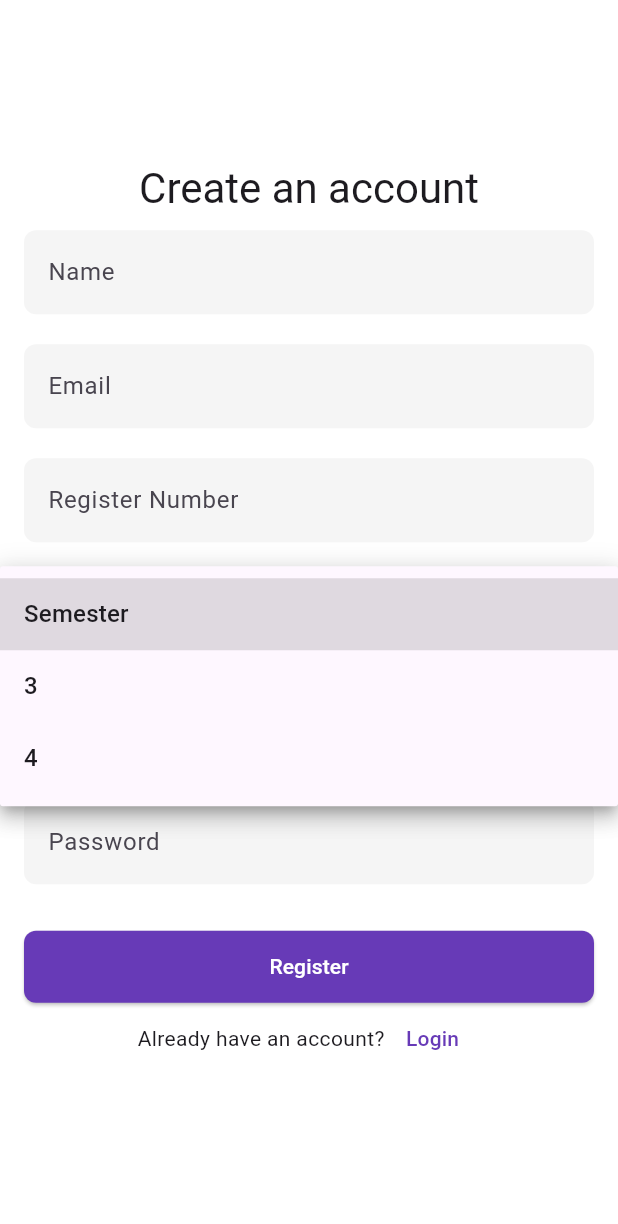
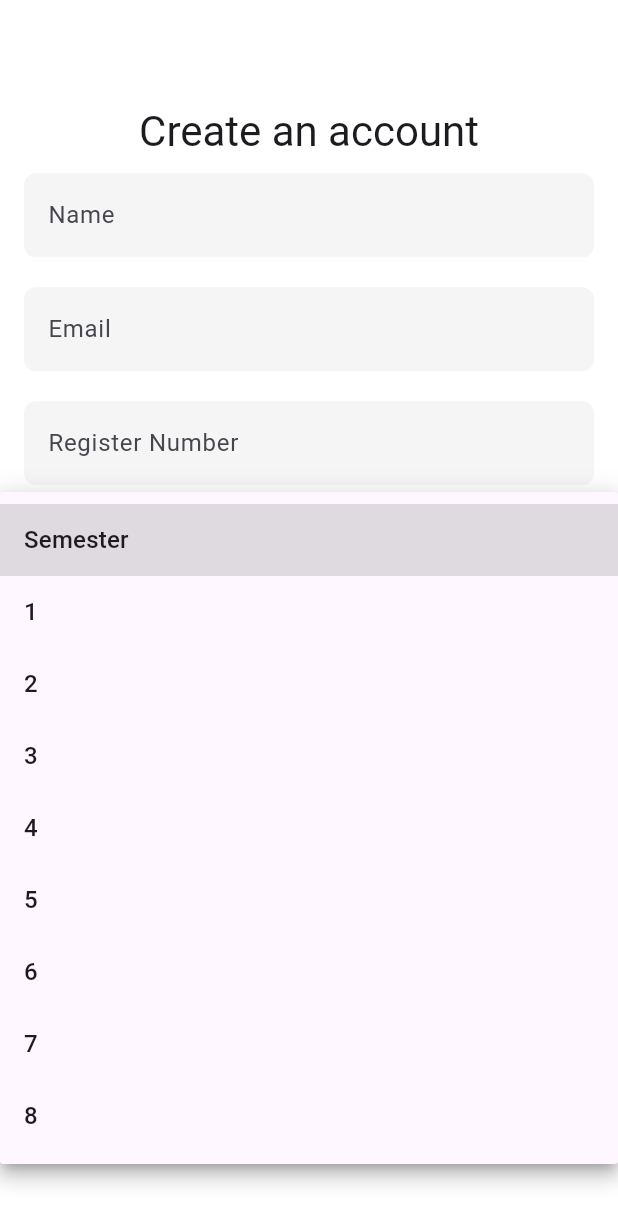
Before and after one commit to Sockalingam29/Bluetooth-Attendance-App-B-Tap, a Flutter app: the Register screen opened by its route, after a tap on "Semester", on a phone screen of 412 x 824 dp. Shown: the top 1224 px of the screen. Run offline on Flutter 3.47's test engine with Material 3 defaults, Android fonts, the phone set to English and light mode, and no system bars; our stand-ins replace cloud_firestore, csv, firebase_auth, firebase_core, get, permission_handler; missing offline and left inert: checkmark, nearby_connections; accounts and stored records are empty.

Commit message:
add all sems, confirm pwd field in register

```diff
--- a/lib/pages/register_page.dart
+++ b/lib/pages/register_page.dart
@@ -22,13 +22,24 @@ class _RegisterState extends State<Register> {
   final TextEditingController _nameCtrl = TextEditingController();
   final TextEditingController _emailCtrl = TextEditingController();
   final TextEditingController _passwordCtrl = TextEditingController();
+  final TextEditingController _confirmPasswordCtrl = TextEditingController();
   final TextEditingController _regNoCtrl = TextEditingController();
   //Dropdown for Semester
   String? _selectedSemester;
-  final List<String> _semester = ['Semester', '3', '4'];
+  final List<String> _semester = [
+    'Semester',
+    '1',
+    '2',
+    '3',
+    '4',
+    '5',
+    '6',
+    '7',
+    '8'
+  ];
   //Dropdown for Slot
   String? _selectedSlot;
-  final List<String> _slot = ['Slot', 'A', 'B'];
+  final List<String> _slot = ['Slot', 'A', 'B', 'C'];
 
   User? currentUser = FirebaseAuth.instance.currentUser;
 
@@ -146,6 +157,7 @@ class _RegisterState extends State<Register> {
             var email = _emailCtrl.text.trim();
             var regno = _regNoCtrl.text.trim();
             var password = _passwordCtrl.text.trim();
+            var confirmPassword = _confirmPasswordCtrl.text.trim();
             // var semester = _selectedSemester;
             // var slot = _selectedSlot;
 
@@ -153,9 +165,12 @@ class _RegisterState extends State<Register> {
                 email == '' ||
                 regno == '' ||
                 password == '' ||
+                confirmPassword == '' ||
                 _selectedSemester == null ||
                 _selectedSlot == null) {
               _showSnackBar('Please fill all the fields');
+            } else if (password != confirmPassword) {
+              _showSnackBar('Passwords don\'t match');
             } else if (!email.toLowerCase().endsWith('@student.tce.edu')) {
               // setState(() {
               //   errorMsg = 'Not a valid Email';
@@ -266,6 +281,7 @@ class _RegisterState extends State<Register> {
                   _semesterDropdown(),
                   _slotDropdown(),
                   _entryField('Password', _passwordCtrl),
+                  _entryField('Confirm Password', _confirmPasswordCtrl),
                   _errorMessage(),
                   _registerBtn(),
                   Row(
```
